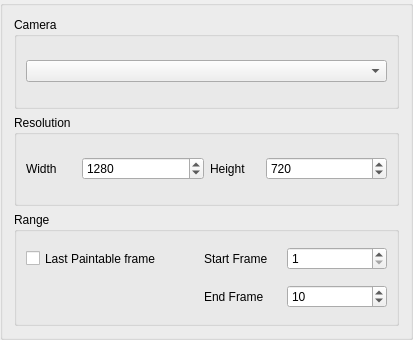
Old version of the form app/ui/exportmovieoptions.ui in the repository pencil2d/pencil.
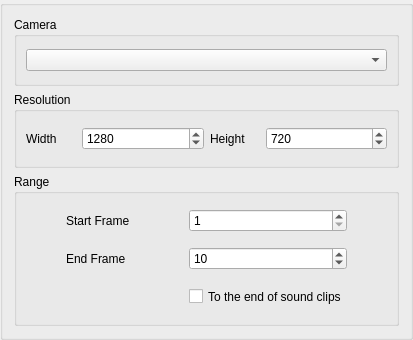
New version of the form.

Commit message: Modify export dialog UI text from "Last Paintable frame" to "To the end of sound clips" - Camera Layers are not paintable. - Adjust the position of "frame" checkbox.

```diff
--- a/app/ui/exportmovieoptions.ui
+++ b/app/ui/exportmovieoptions.ui
@@ -123,58 +123,7 @@
       <property name="spacing">
        <number>3</number>
       </property>
-      <item row="0" column="2">
-       <widget class="QLabel" name="startLabel">
-        <property name="sizePolicy">
-         <sizepolicy hsizetype="Fixed" vsizetype="Fixed">
-          <horstretch>0</horstretch>
-          <verstretch>0</verstretch>
-         </sizepolicy>
-        </property>
-        <property name="minimumSize">
-         <size>
-          <width>80</width>
-          <height>35</height>
-         </size>
-        </property>
-        <property name="toolTip">
-         <string>The first frame you want to include in the exported movie</string>
-        </property>
-        <property name="text">
-         <string>Start Frame</string>
-        </property>
-       </widget>
-      </item>
-      <item row="0" column="3">
-       <widget class="QSpinBox" name="startSpinBox">
-        <property name="minimum">
-         <number>1</number>
-        </property>
-        <property name="maximum">
-         <number>99999</number>
-        </property>
-        <property name="value">
-         <number>1</number>
-        </property>
-       </widget>
-      </item>
-      <item row="0" column="1">
-       <spacer name="horizontalSpacer">
-        <property name="orientation">
-         <enum>Qt::Horizontal</enum>
-        </property>
-        <property name="sizeType">
-         <enum>QSizePolicy::Fixed</enum>
-        </property>
-        <property name="sizeHint" stdset="0">
-         <size>
-          <width>40</width>
-          <height>20</height>
-         </size>
-        </property>
-       </spacer>
-      </item>
-      <item row="1" column="2">
+      <item row="1" column="1">
        <widget class="QLabel" name="endLabel">
         <property name="sizePolicy">
          <sizepolicy hsizetype="Fixed" vsizetype="Fixed">
@@ -196,7 +145,7 @@
         </property>
        </widget>
       </item>
-      <item row="1" column="3">
+      <item row="1" column="2">
        <widget class="QSpinBox" name="endSpinBox">
         <property name="minimum">
          <number>1</number>
@@ -209,7 +158,42 @@
         </property>
        </widget>
       </item>
-      <item row="0" column="0">
+      <item row="0" column="1">
+       <widget class="QLabel" name="startLabel">
+        <property name="sizePolicy">
+         <sizepolicy hsizetype="Fixed" vsizetype="Fixed">
+          <horstretch>0</horstretch>
+          <verstretch>0</verstretch>
+         </sizepolicy>
+        </property>
+        <property name="minimumSize">
+         <size>
+          <width>80</width>
+          <height>35</height>
+         </size>
+        </property>
+        <property name="toolTip">
+         <string>The first frame you want to include in the exported movie</string>
+        </property>
+        <property name="text">
+         <string>Start Frame</string>
+        </property>
+       </widget>
+      </item>
+      <item row="0" column="2">
+       <widget class="QSpinBox" name="startSpinBox">
+        <property name="minimum">
+         <number>1</number>
+        </property>
+        <property name="maximum">
+         <number>99999</number>
+        </property>
+        <property name="value">
+         <number>1</number>
+        </property>
+       </widget>
+      </item>
+      <item row="2" column="2">
        <widget class="QCheckBox" name="frameCheckBox">
         <property name="sizePolicy">
          <sizepolicy hsizetype="Fixed" vsizetype="Fixed">
@@ -236,7 +220,7 @@
          <string/>
         </property>
         <property name="text">
-         <string>Last Paintable frame</string>
+         <string>To the end of sound clips</string>
         </property>
        </widget>
       </item>
```
